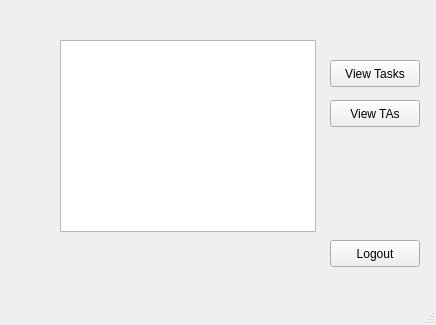
Before: the Qt Designer form TAEvalClientPhase2/instructorview.ui in Ottawagunner/Comp3004-TAEval, drawn with Qt 5.
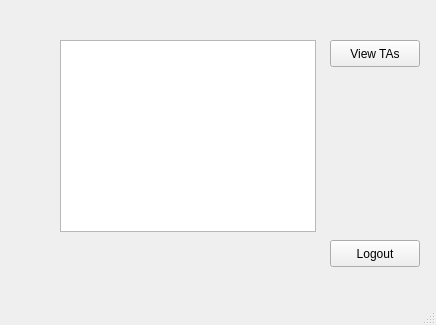
After: the same form once the commit is applied.

Diff of the .ui file:
```diff
--- a/TAEvalClientPhase2/instructorview.ui
+++ b/TAEvalClientPhase2/instructorview.ui
@@ -24,24 +24,11 @@
      </rect>
     </property>
    </widget>
-   <widget class="QPushButton" name="viewTaskButton">
-    <property name="geometry">
-     <rect>
-      <x>330</x>
-      <y>60</y>
-      <width>90</width>
-      <height>27</height>
-     </rect>
-    </property>
-    <property name="text">
-     <string>View Tasks</string>
-    </property>
-   </widget>
    <widget class="QPushButton" name="viewTAButton">
     <property name="geometry">
      <rect>
       <x>330</x>
-      <y>100</y>
+      <y>40</y>
       <width>90</width>
       <height>27</height>
      </rect>
```
